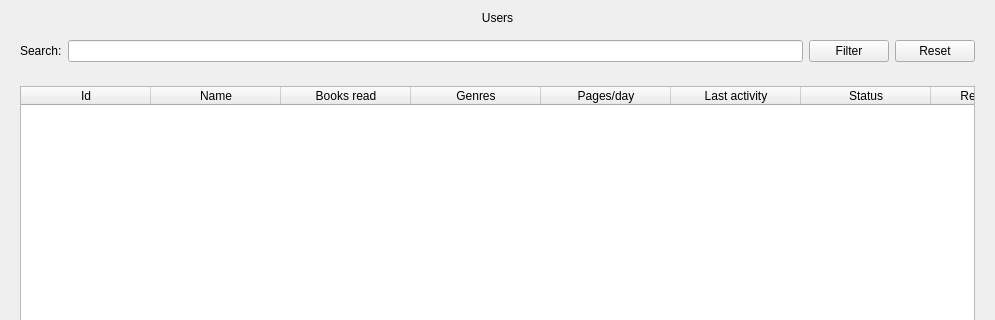
The window that admin_panel/views/ui/UsersView.ui (Magdalena52772/Booktrack) describes before a commit, drawn with Qt 5; both pictures show x 0 to 995 and y 0 to 320 of the 995 by 630 pixel window.
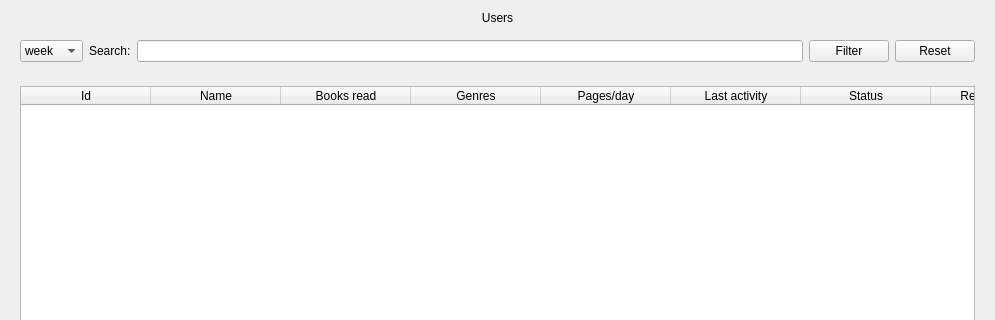
The same window after the commit. Icons and pictures are not drawn.

```diff
--- a/admin_panel/views/ui/UsersView.ui
+++ b/admin_panel/views/ui/UsersView.ui
@@ -38,7 +38,26 @@
    </item>
    <item>
     <widget class="QFrame" name="frame_filters">
-     <layout class="QHBoxLayout" name="filter_box" stretch="0,0,0,0">
+     <layout class="QHBoxLayout" name="filter_box" stretch="0,0,0,0,0">
+      <item>
+       <widget class="QComboBox" name="cb_time">
+        <item>
+         <property name="text">
+          <string>week</string>
+         </property>
+        </item>
+        <item>
+         <property name="text">
+          <string>month</string>
+         </property>
+        </item>
+        <item>
+         <property name="text">
+          <string>year</string>
+         </property>
+        </item>
+       </widget>
+      </item>
       <item>
        <widget class="QLabel" name="lbl_desc">
         <property name="text">
```
Left out of the diff: 3 changed lines with no effect on the pictures.
